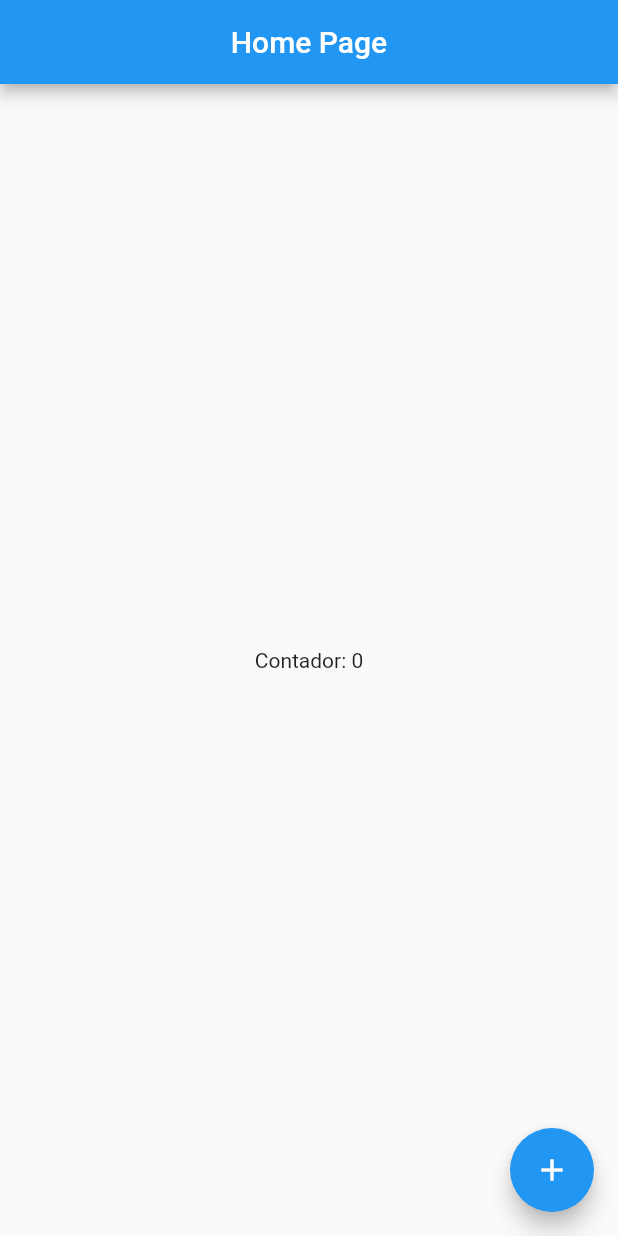
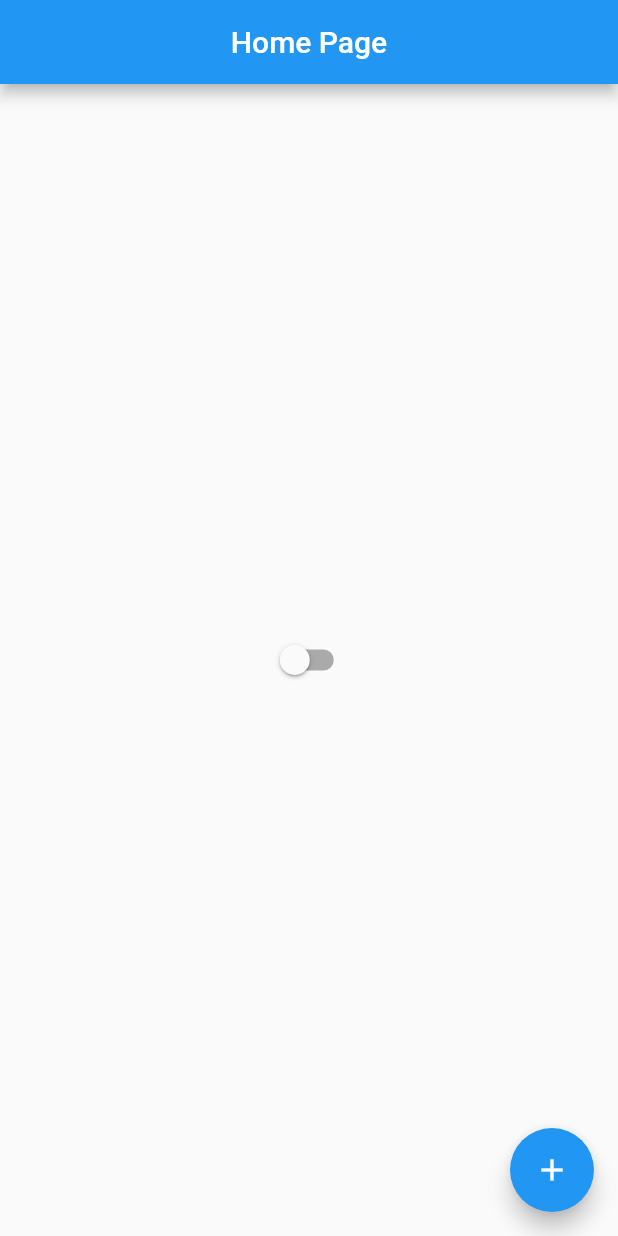
Before and after one commit to wellingtonzero21/Curso-Flutter---Flutterando, a Flutter app: the screen it shows after launch, on a phone screen of 412 x 824 dp. Run offline on Flutter 3.47's test engine with Material 2 defaults, Android fonts, the phone set to English and light mode, and no system bars.

Commit message:
Switch de dark theme
Trabalhei e reforcei minha dificuldade em fazer um botão que troque o light theme para dark theme.

```diff
--- a/primeiro_app_flutterando/lib/app_widget copy.dart
+++ b/primeiro_app_flutterando/lib/app_widget copy.dart
@@ -1,6 +1,5 @@
 import 'package:flutter/material.dart';
-import 'package:flutter/src/widgets/framework.dart';
-import 'package:flutter/src/widgets/placeholder.dart';
+import 'package:primeiro_app_flutterando/app_controller%20copy.dart';
 import 'package:primeiro_app_flutterando/home_page%20copy.dart';
 
 class MyApp extends StatelessWidget {
@@ -8,12 +7,17 @@ class MyApp extends StatelessWidget {
 
   @override
   Widget build(BuildContext context) {
-    return MaterialApp(
-      home: AppWidgetPratica(),
-        theme: ThemeData(
-          primaryColor: Colors.red,
-          brightness: Brightness.light,
-      ),
+    return AnimatedBuilder(animation: AppControllerPratica.instance, builder: (context, child) {
+      return MaterialApp(
+          theme: ThemeData(
+            primaryColor: Colors.red,
+            brightness: AppControllerPratica.instance.isDarkTheme
+            ? Brightness.dark
+            : Brightness.light,
+          ),
+        home: AppWidgetPratica(),
+        );
+      }
     );
   }
 }
--- a/primeiro_app_flutterando/lib/home_page copy.dart
+++ b/primeiro_app_flutterando/lib/home_page copy.dart
@@ -1,4 +1,5 @@
 import 'package:flutter/material.dart';
+import 'package:primeiro_app_flutterando/app_controller%20copy.dart';
 
 class AppWidgetPratica extends StatefulWidget {
   @override
@@ -17,7 +18,9 @@ class _AppWidgetPraticaState extends State<AppWidgetPratica> {
             ),
         ),
       body: Center(
-        child: Text('Contador: ${counter}'),
+        child: Switch(value: AppControllerPratica.instance.isDarkTheme, onChanged: (value){
+          AppControllerPratica.instance.changeTheme();
+        }),
         ),
       floatingActionButton: FloatingActionButton(
         child: Icon(Icons.add),
--- a/primeiro_app_flutterando/lib/home_page.dart
+++ b/primeiro_app_flutterando/lib/home_page.dart
@@ -19,7 +19,6 @@ class _HomePageState extends State<HomePage> {
       body: Center(
         child: Switch(value: AppController.instance.isDarkTheme, onChanged: (value){
              AppController.instance.changeTheme();
-          ;;
         }),
       ),
       floatingActionButton:FloatingActionButton(
```
